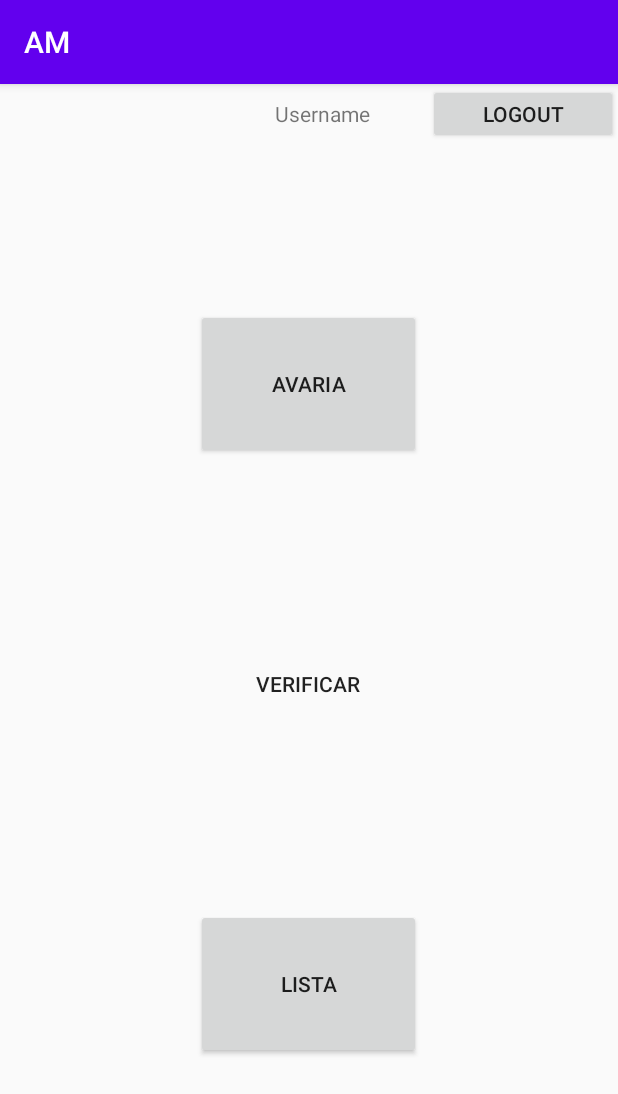
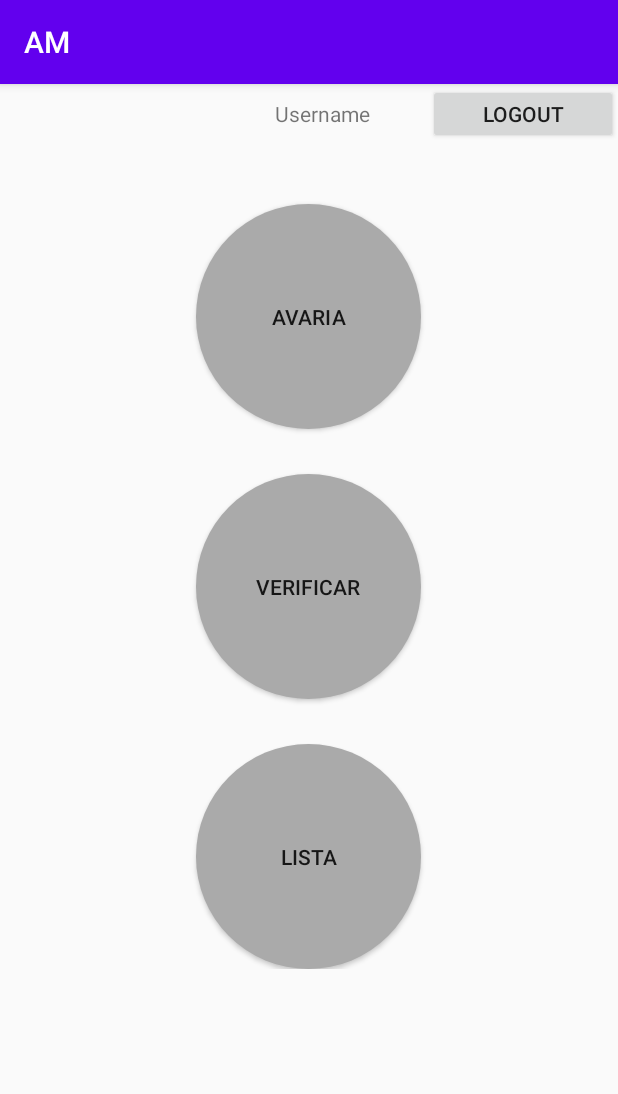
Before and after one commit to goncaloxavier/psi_2190788_2190778, an Android app: the HomeActivity screen opened directly, with no data from a screen before it, on a phone screen of 412 x 824 dp. Shown: the top 1094 px of the screen. Run offline under Robolectric (Android 15) with nearby library versions, the phone set to English and light mode, and no system bars.

Commit message:
Layout Fix

```diff
--- a/AM/app/src/main/java/amsi/dei/estg/ipleiria/am/MainActivity.java
+++ b/AM/app/src/main/java/amsi/dei/estg/ipleiria/am/MainActivity.java
@@ -9,6 +9,6 @@ public class MainActivity extends AppCompatActivity {
     @Override
     protected void onCreate(Bundle savedInstanceState) {
         super.onCreate(savedInstanceState);
-        setContentView(R.layout.activity_main);
+        setContentView(R.layout.activity_login);
     }
 }
--- /dev/null
+++ b/AM/app/src/main/res/drawable/btn_background.xml
@@ -0,0 +1,6 @@
+<?xml version="1.0" encoding="utf-8"?>
+<shape xmlns:android="http://schemas.android.com/apk/res/android">
+    <size android:height="40dp" android:width="40dp"/>
+    <solid android:color="@android:color/darker_gray"/>
+    <corners android:radius="100dp"/>
+</shape>
--- a/AM/app/src/main/res/drawable/custom_button.xml
+++ /dev/null
@@ -1,6 +0,0 @@
-<?xml version="1.0" encoding="utf-8"?>
-<shape xmlns:android="http://schemas.android.com/apk/res/android" android:shape="rectangle">
-
-
-    <corners android:radius="50dp"/>
-</shape>
--- a/AM/app/src/main/res/layout/activity_home.xml
+++ b/AM/app/src/main/res/layout/activity_home.xml
@@ -50,39 +50,44 @@
 
         <Space
             android:layout_width="match_parent"
-            android:layout_height="100dp" />
+            android:layout_height="30dp" />
 
         <Button
             android:id="@+id/btnAnomaly"
             style="@style/Widget.AppCompat.Button"
             android:layout_width="150dp"
-            android:layout_height="100dp"
+            android:layout_height="150dp"
             android:layout_gravity="center"
             android:gravity="center|center_horizontal|center_vertical"
-            android:text="Avaria" />
+            android:text="Avaria"
+            android:background="@drawable/btn_background"
+            />
 
         <Space
             android:layout_width="match_parent"
-            android:layout_height="100dp" />
+            android:layout_height="30dp" />
 
         <Button
             android:id="@+id/btnVerify"
             android:layout_width="150dp"
-            android:layout_height="100dp"
+            android:layout_height="150dp"
             android:layout_gravity="center"
             android:text="Verificar"
-            android:background="@drawable/custom_button"/>
+            android:background="@drawable/btn_background"
+           />
 
         <Space
             android:layout_width="match_parent"
-            android:layout_height="100dp" />
+            android:layout_height="30dp" />
 
         <Button
             android:id="@+id/btnList"
             android:layout_width="150dp"
-            android:layout_height="100dp"
+            android:layout_height="150dp"
             android:layout_gravity="center"
-            android:text="Lista" />
+            android:text="Lista"
+            android:background="@drawable/btn_background"
+            />
 
     </LinearLayout>
 
--- a/AM/app/src/main/res/layout/activity_login.xml
+++ b/AM/app/src/main/res/layout/activity_login.xml
@@ -2,7 +2,7 @@
 <LinearLayout xmlns:android="http://schemas.android.com/apk/res/android"
     xmlns:app="http://schemas.android.com/apk/res-auto"
     xmlns:tools="http://schemas.android.com/tools"
-    android:layout_width="wrap_content"
+    android:layout_width="match_parent"
     android:layout_height="wrap_content"
     android:orientation="vertical"
     tools:context=".views.LoginActivity">
@@ -14,7 +14,7 @@
     <ImageView
         android:id="@+id/imageViewLogo"
         android:layout_width="wrap_content"
-        android:layout_height="200dp"
+        android:layout_height="150dp"
         android:layout_weight="1"
         tools:srcCompat="@tools:sample/backgrounds/scenic" />
 
```
